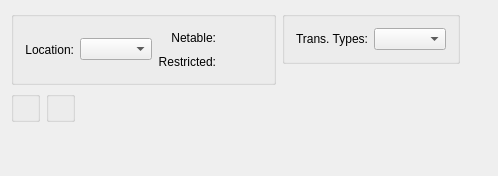
WooodHead/xtuple, file xtuple/trunk/guiclient/displays/dspDetailedInventoryHistoryByLocation.ui: the form before one commit.
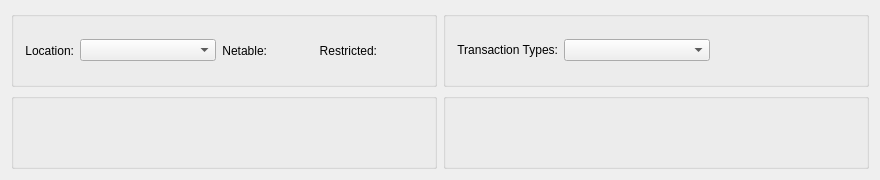
The form after the commit. Custom widgets are drawn as their Qt base class.

Diff of the .ui file:
```diff
--- a/xtuple/trunk/guiclient/displays/dspDetailedInventoryHistoryByLocation.ui
+++ b/xtuple/trunk/guiclient/displays/dspDetailedInventoryHistoryByLocation.ui
@@ -13,23 +13,41 @@
    <rect>
     <x>0</x>
     <y>0</y>
-    <width>498</width>
-    <height>176</height>
+    <width>880</width>
+    <height>180</height>
    </rect>
   </property>
   <property name="windowTitle">
    <string>Detailed Inventory History by Location</string>
   </property>
-  <layout class="QVBoxLayout" name="verticalLayout_4">
-   <item>
-    <layout class="QHBoxLayout" name="horizontalLayout">
-     <item>
+  <layout class="QGridLayout" name="gridLayout">
+   <item row="0" column="0">
       <widget class="QGroupBox" name="_locGroup">
        <property name="title">
         <string/>
        </property>
-       <layout class="QGridLayout" name="gridLayout_4">
-        <item row="0" column="2">
+     <layout class="QHBoxLayout" name="horizontalLayout">
+      <item>
+       <widget class="QLabel" name="_locationLit">
+        <property name="text">
+         <string>Location:</string>
+        </property>
+        <property name="alignment">
+         <set>Qt::AlignRight|Qt::AlignTrailing|Qt::AlignVCenter</set>
+        </property>
+       </widget>
+      </item>
+      <item>
+       <widget class="XComboBox" name="_location">
+        <property name="sizePolicy">
+         <sizepolicy hsizetype="Expanding" vsizetype="Fixed">
+          <horstretch>0</horstretch>
+          <verstretch>0</verstretch>
+         </sizepolicy>
+        </property>
+       </widget>
+      </item>
+      <item>
          <widget class="QLabel" name="_netableLit">
           <property name="sizePolicy">
            <sizepolicy hsizetype="Preferred" vsizetype="Preferred">
@@ -51,7 +69,7 @@
           </property>
          </widget>
         </item>
-        <item row="0" column="3">
+      <item>
          <widget class="QLabel" name="_netable">
           <property name="minimumSize">
            <size>
@@ -67,7 +85,7 @@
           </property>
          </widget>
         </item>
-        <item row="1" column="2">
+      <item>
          <widget class="QLabel" name="_restrictedLit">
           <property name="sizePolicy">
            <sizepolicy hsizetype="Preferred" vsizetype="Preferred">
@@ -89,7 +107,7 @@
           </property>
          </widget>
         </item>
-        <item row="1" column="3">
+      <item>
          <widget class="QLabel" name="_restricted">
           <property name="minimumSize">
            <size>
@@ -105,38 +123,10 @@
           </property>
          </widget>
         </item>
-        <item row="0" column="1" rowspan="2">
-         <widget class="XComboBox" name="_location">
-          <property name="sizePolicy">
-           <sizepolicy hsizetype="Expanding" vsizetype="Fixed">
-            <horstretch>0</horstretch>
-            <verstretch>0</verstretch>
-           </sizepolicy>
-          </property>
-         </widget>
-        </item>
-        <item row="0" column="0" rowspan="2">
-         <widget class="QLabel" name="_locationLit">
-          <property name="text">
-           <string>Location:</string>
-          </property>
-          <property name="alignment">
-           <set>Qt::AlignRight|Qt::AlignTrailing|Qt::AlignVCenter</set>
-          </property>
-         </widget>
-        </item>
-       </layout>
-       <zorder>_netableLit</zorder>
-       <zorder>_netable</zorder>
-       <zorder>_restrictedLit</zorder>
-       <zorder>_restricted</zorder>
-       <zorder>_location</zorder>
-       <zorder>_locationLit</zorder>
-      </widget>
-     </item>
-     <item>
-      <layout class="QVBoxLayout" name="verticalLayout">
-       <item>
+     </layout>
+    </widget>
+   </item>
+   <item row="0" column="1">
         <widget class="QGroupBox" name="_transGroup">
          <property name="title">
           <string/>
@@ -145,7 +135,7 @@
           <item row="0" column="0">
            <widget class="QLabel" name="_transTypeLit">
             <property name="text">
-             <string>Trans. Types:</string>
+         <string>Transaction Types:</string>
             </property>
             <property name="alignment">
              <set>Qt::AlignRight|Qt::AlignTrailing|Qt::AlignVCenter</set>
@@ -162,71 +152,23 @@
             </property>
            </widget>
           </item>
-         </layout>
-        </widget>
-       </item>
-       <item>
-        <spacer name="verticalSpacer">
-         <property name="orientation">
-          <enum>Qt::Vertical</enum>
-         </property>
-         <property name="sizeHint" stdset="0">
-          <size>
-           <width>20</width>
-           <height>0</height>
-          </size>
-         </property>
-        </spacer>
-       </item>
-      </layout>
-     </item>
-     <item>
+      <item row="0" column="2">
       <spacer name="horizontalSpacer_2">
        <property name="orientation">
         <enum>Qt::Horizontal</enum>
        </property>
        <property name="sizeHint" stdset="0">
         <size>
-         <width>0</width>
+          <width>40</width>
          <height>20</height>
         </size>
        </property>
       </spacer>
      </item>
     </layout>
-   </item>
-   <item>
-    <layout class="QHBoxLayout" name="horizontalLayout_2">
-     <item>
-      <layout class="QVBoxLayout" name="verticalLayout_2">
-       <item>
-        <widget class="WarehouseGroup" name="_warehouse">
-         <property name="title">
-          <string/>
-         </property>
-         <property name="fixedSize">
-          <bool>false</bool>
-         </property>
-        </widget>
-       </item>
-       <item>
-        <spacer name="verticalSpacer_2">
-         <property name="orientation">
-          <enum>Qt::Vertical</enum>
-         </property>
-         <property name="sizeHint" stdset="0">
-          <size>
-           <width>20</width>
-           <height>0</height>
-          </size>
-         </property>
-        </spacer>
-       </item>
-      </layout>
-     </item>
-     <item>
-      <layout class="QVBoxLayout" name="verticalLayout_3">
-       <item>
+    </widget>
+   </item>
+   <item row="1" column="0">
         <widget class="QGroupBox" name="_dateGroup">
          <property name="title">
           <string/>
@@ -235,38 +177,31 @@
           <item row="0" column="0">
            <widget class="DateCluster" name="_dates"/>
           </item>
-         </layout>
-        </widget>
-       </item>
-       <item>
-        <spacer name="verticalSpacer_3">
-         <property name="orientation">
-          <enum>Qt::Vertical</enum>
-         </property>
-         <property name="sizeHint" stdset="0">
-          <size>
-           <width>20</width>
-           <height>0</height>
-          </size>
-         </property>
-        </spacer>
-       </item>
-      </layout>
-     </item>
-     <item>
+      <item row="0" column="1">
       <spacer name="horizontalSpacer">
        <property name="orientation">
         <enum>Qt::Horizontal</enum>
        </property>
        <property name="sizeHint" stdset="0">
         <size>
-         <width>0</width>
+          <width>40</width>
          <height>20</height>
         </size>
        </property>
       </spacer>
      </item>
     </layout>
+    </widget>
+   </item>
+   <item row="1" column="1">
+    <widget class="WarehouseGroup" name="_warehouse">
+     <property name="title">
+      <string/>
+     </property>
+     <property name="fixedSize">
+      <bool>false</bool>
+     </property>
+    </widget>
    </item>
   </layout>
  </widget>
```
Lines whose indentation alone changed are shown as unchanged.
